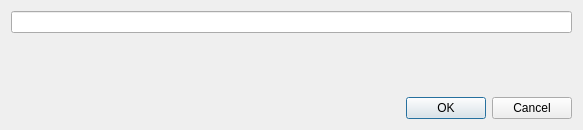
The window that src/GameRenameDialog.ui (brainstream/OPL-PC-Tools) describes before a commit, drawn with Qt 5.
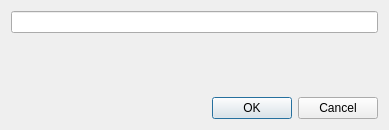
The same window after the commit.

Diff of the .ui file:
```diff
--- a/src/GameRenameDialog.ui
+++ b/src/GameRenameDialog.ui
@@ -6,7 +6,7 @@
    <rect>
     <x>0</x>
     <y>0</y>
-    <width>583</width>
+    <width>389</width>
     <height>130</height>
    </rect>
   </property>
```
